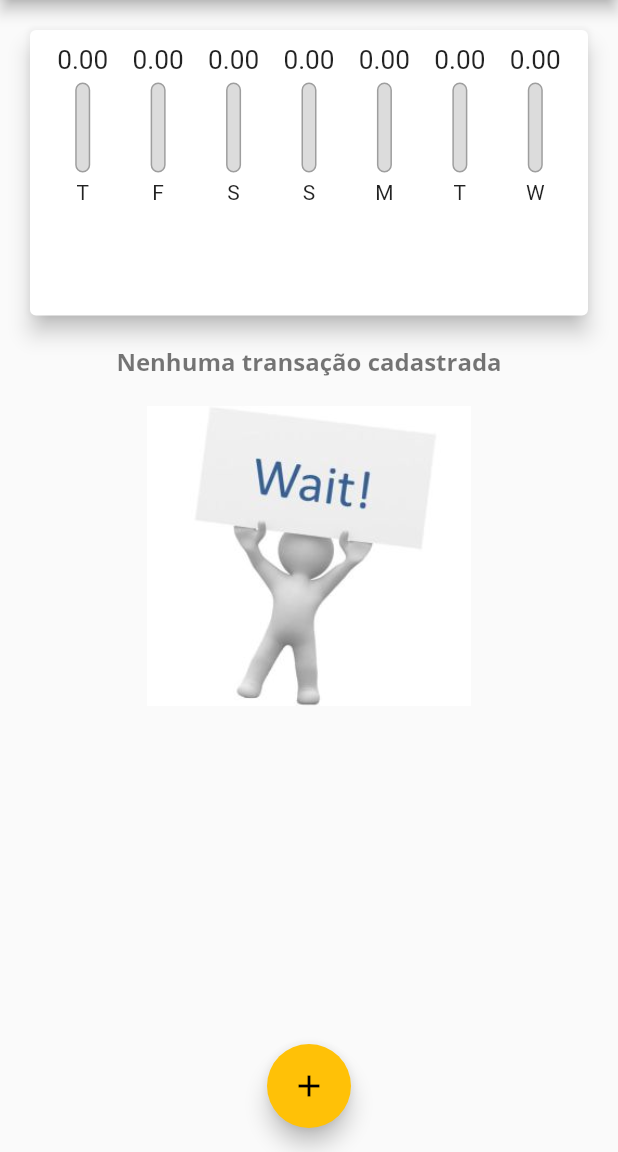
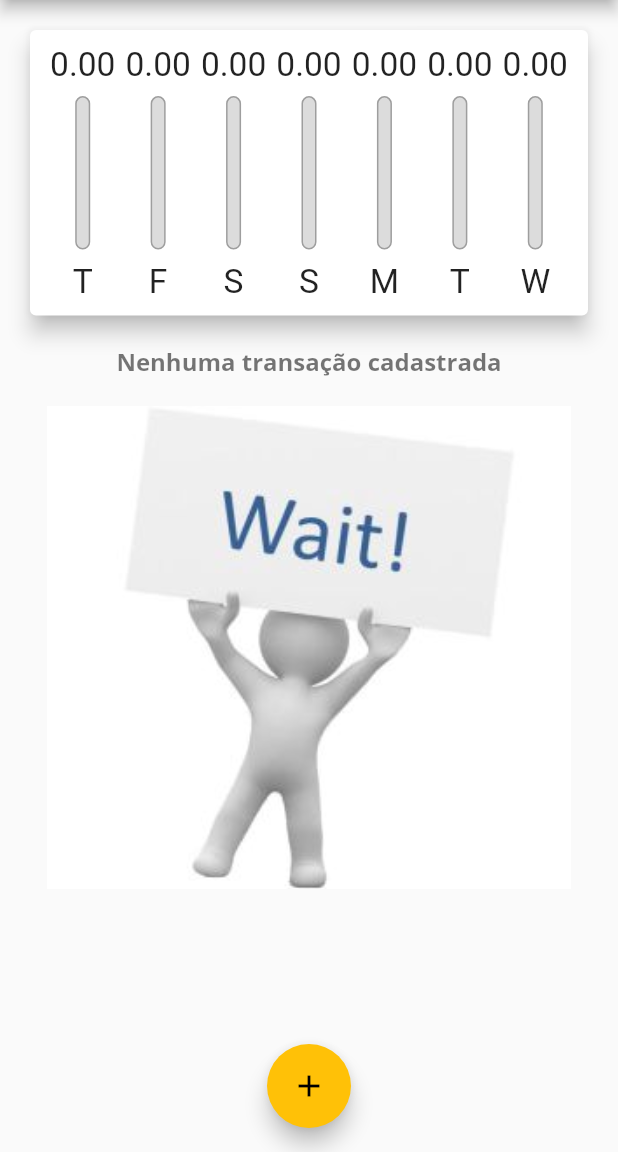
Before and after one commit to karudia1/despesa_udemy, a Flutter app: the screen it shows after launch, on a phone screen of 412 x 824 dp, the part 84-1236 px from its top. Run offline on Flutter 3.47's test engine with Material 2 defaults, Android fonts, the phone set to English and light mode, and no system bars.

Commit message:
Transaction_list e Chart_bar

```diff
--- a/despesa/lib/components/chart_bar.dart
+++ b/despesa/lib/components/chart_bar.dart
@@ -15,21 +15,23 @@ class ChartBar extends StatelessWidget {
 
   @override
   Widget build(BuildContext context) {
+    return LayoutBuilder(builder: (ctx, constraints) {
       return Column(
         children: <Widget>[
           Container(
-          height: 20,
+            height: constraints.maxHeight * 0.15,
             child: FittedBox(
               child: Text('${value.toStringAsFixed(2)}'),
             ),
           ),
-        SizedBox(height: 5),
+          SizedBox(height: constraints.maxHeight * 0.05),
           Container(
-          height: 60,
+            height: constraints.maxHeight * 0.6,
             width: 10,
             //permite colocar um componente em cima do outro
             child: Stack(
-            alignment: Alignment.bottomCenter,//mostra o preenchimento da porcentagem de cima para baixo
+              alignment: Alignment
+                  .bottomCenter, //mostra o preenchimento da porcentagem de cima para baixo
               children: <Widget>[
                 Container(
                   decoration: BoxDecoration(
@@ -55,9 +57,14 @@ class ChartBar extends StatelessWidget {
               ],
             ),
           ),
-        SizedBox(height: 5),
-        Text(label),
+          SizedBox(height: constraints.maxHeight * 0.05),
+          Container(
+              height: constraints.maxHeight * 0.15,
+              child: FittedBox(
+                child: Text(label),
+              )),
         ],
       );
+    });
   }
 }
--- a/despesa/lib/components/transaction_list.dart
+++ b/despesa/lib/components/transaction_list.dart
@@ -12,10 +12,9 @@ class TransactionList extends StatelessWidget {
 
   @override
   Widget build(BuildContext context) {
-    return Container(
-      height: 430,
-      child: transactions.isEmpty
-          ? Column(
+    return transactions.isEmpty
+        ? LayoutBuilder(builder: (cxt, constraints) {
+            return Column(
               children: <Widget>[
                 SizedBox(
                   height: 20,
@@ -26,14 +25,15 @@ class TransactionList extends StatelessWidget {
                 ),
                 SizedBox(height: 20),
                 Container(
-                  height: 200,
+                  height: constraints.maxHeight * 0.6,
                   child: Image.asset(
                     'assets/images/wait.jpg',
                     fit: BoxFit.cover,
                   ),
                 ),
               ],
-            )
+            );
+          })
         : ListView.builder(
             itemCount: transactions.length,
             itemBuilder: (ctx, index) {
@@ -61,15 +61,24 @@ class TransactionList extends StatelessWidget {
                   subtitle: Text(
                     DateFormat('d MMM y').format(tr.date),
                   ),
-                    trailing: IconButton(
+                  trailing: MediaQuery.of(context).size.width > 480
+                      ? TextButton.icon(
+                          onPressed: () => onRemove(tr.id),
+                          icon: Icon(Icons.delete),
+                          label: Text('Excluir'),
+                          style: TextButton.styleFrom(
+                            backgroundColor: Theme.of(context).errorColor,
+                          ),
+                        )
+                      : IconButton(
                           icon: Icon(Icons.delete),
                           color: Theme.of(context).errorColor,
-                      onPressed: () => onRemove(tr.id), //precisa de parametro
+                          onPressed: () =>
+                              onRemove(tr.id), //precisa de parametro
                         ),
                 ),
               );
             },
-            ),
           );
   }
 }
```
Lines whose indentation alone changed are shown as unchanged.
